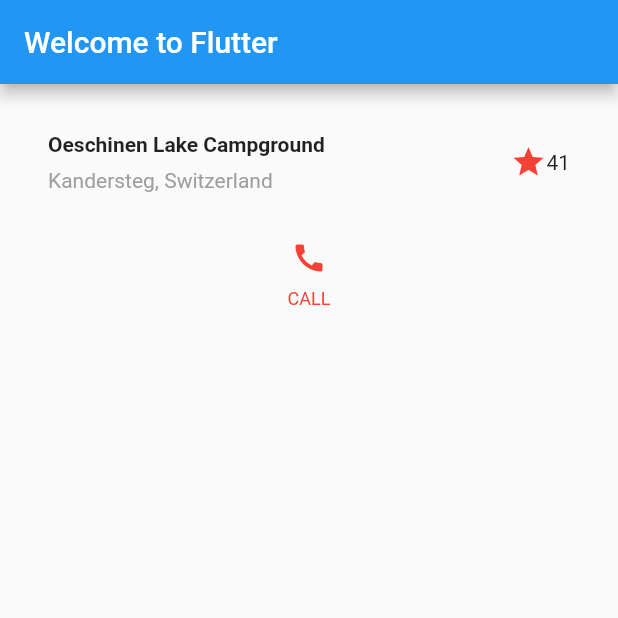
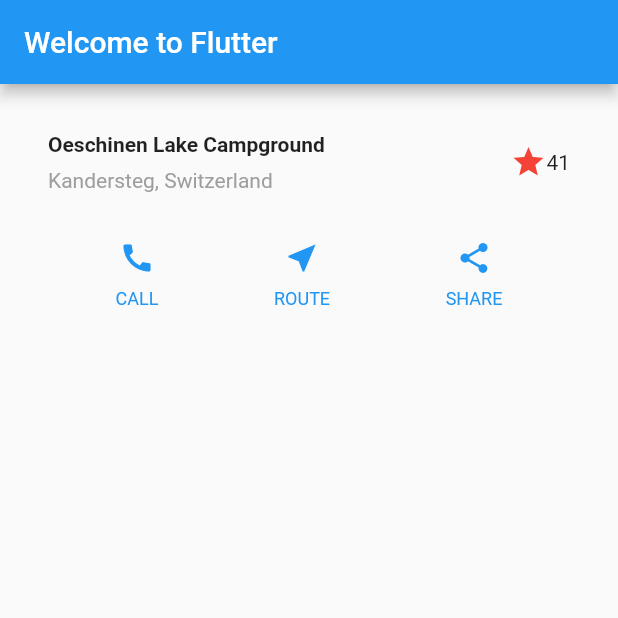
Before and after one commit to jswolf19/flutter-bookapp, a Flutter app: the screen it shows after launch, on a phone screen of 412 x 824 dp, the top half of it. Run offline on Flutter 3.47's test engine with Material 2 defaults, Android fonts, the phone set to English and light mode, and no system bars.

Commit message:
ボタン部分を追加

```diff
--- a/lib/main.dart
+++ b/lib/main.dart
@@ -40,6 +40,17 @@ class MyApp extends StatelessWidget {
 
   @override
   Widget build(BuildContext context) {
+    Color color = Theme.of(context).primaryColor;
+
+    Widget buttonSection = Row(
+      mainAxisAlignment: MainAxisAlignment.spaceEvenly,
+      children: <Widget>[
+        _buildButtonColumn(color, Icons.call, 'CALL'),
+        _buildButtonColumn(color, Icons.near_me, 'ROUTE'),
+        _buildButtonColumn(color, Icons.share, 'SHARE'),
+      ],
+    );
+
     return MaterialApp(
       title: 'FlutterApp',
       home: Scaffold(
@@ -49,7 +60,7 @@ class MyApp extends StatelessWidget {
         body: Column(
           children: <Widget>[
             titleSection,
-            _buildButtonColumn(Colors.red, Icons.call, 'CALL'),
+            buttonSection,
           ],
         ),
       ),
```
